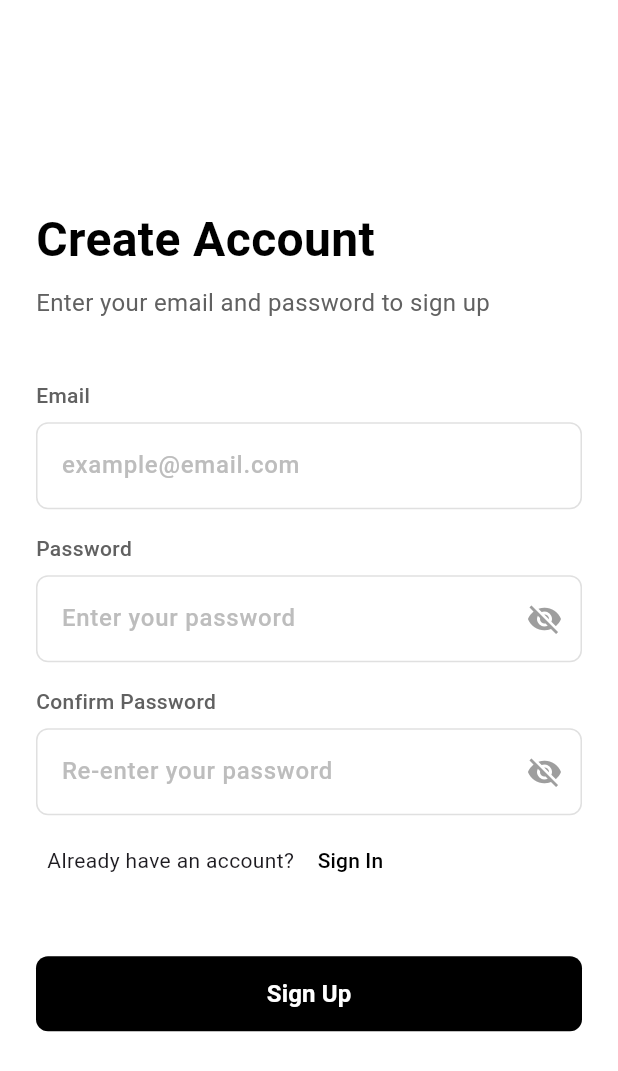
After one commit to Insaf-Finser/Transfer-an-Messaging-App, a Flutter app: the SignUp screen opened directly, on a phone screen of 412 x 824 dp. The commit adds this screen. Shown: the top 1071 px of the screen. Run offline on Flutter 3.47's test engine with Material 3 defaults, Android fonts, the phone set to English and light mode, and no system bars; our stand-ins replace firebase_auth, firebase_core, lottie, pin_code_fields, rive; accounts and stored records are empty.

Commit message:
Sign up and fixes

```diff
--- /dev/null
+++ b/lib/presentaion/GetStarted/signup.dart
@@ -0,0 +1,298 @@
+import 'package:flutter/material.dart';
+import 'package:transfer/services/auth/auth.dart';
+
+class SignUp extends StatefulWidget {
+  const SignUp({super.key});
+
+  @override
+  State<SignUp> createState() => _SignUpState();
+}
+
+class _SignUpState extends State<SignUp> {
+  final TextEditingController emailController = TextEditingController();
+  final TextEditingController passwordController = TextEditingController();
+  final TextEditingController confirmPasswordController = TextEditingController();
+  final FocusNode _emailFocusNode = FocusNode();
+  final FocusNode _passwordFocusNode = FocusNode();
+  final FocusNode _confirmPasswordFocusNode = FocusNode();
+  bool isPasswordVisible = false;
+  bool isConfirmPasswordVisible = false;
+
+  @override
+  void dispose() {
+    emailController.dispose();
+    passwordController.dispose();
+    confirmPasswordController.dispose();
+    _emailFocusNode.dispose();
+    _passwordFocusNode.dispose();
+    _confirmPasswordFocusNode.dispose();
+    super.dispose();
+  }
+
+  @override
+  Widget build(BuildContext context) {
+    return Scaffold(
+      backgroundColor: Colors.white,
+
+      body: SafeArea(
+        child: Padding(
+          padding: const EdgeInsets.symmetric(horizontal: 24.0),
+          child: Column(
+            mainAxisAlignment: MainAxisAlignment.center,
+            crossAxisAlignment: CrossAxisAlignment.start,
+            children: [
+              const Text(
+                'Create Account',
+                style: TextStyle(
+                  fontSize: 32,
+                  fontWeight: FontWeight.bold,
+                  color: Colors.black,
+                ),
+              ),
+              const SizedBox(height: 8),
+              Text(
+                'Enter your email and password to sign up',
+                style: TextStyle(
+                  fontSize: 16,
+                  color: Colors.grey[700],
+                ),
+              ),
+              const SizedBox(height: 40),
+              // Email input
+              Text(
+                'Email',
+                style: TextStyle(
+                  fontSize: 14,
+                  color: Colors.grey[700],
+                  fontWeight: FontWeight.w500,
+                ),
+              ),
+              const SizedBox(height: 8),
+              Container(
+                decoration: BoxDecoration(
+                  border: Border.all(
+                    color: _emailFocusNode.hasFocus
+                        ? Colors.black
+                        : Colors.grey[300]!,
+                    width: _emailFocusNode.hasFocus ? 2 : 1,
+                  ),
+                  borderRadius: BorderRadius.circular(8),
+                ),
+                child: TextField(
+                  controller: emailController,
+                  focusNode: _emailFocusNode,
+                  decoration: InputDecoration(
+                    border: InputBorder.none,
+                    hintText: 'example@email.com',
+                    hintStyle: TextStyle(
+                      color: Colors.grey[400],
+                    ),
+                    contentPadding: const EdgeInsets.symmetric(
+                      horizontal: 16,
+                      vertical: 16,
+                    ),
+                  ),
+                  style: const TextStyle(
+                    fontSize: 16,
+                    fontWeight: FontWeight.w500,
+                  ),
+                  keyboardType: TextInputType.emailAddress,
+                ),
+              ),
+              const SizedBox(height: 16),
+              // Password input
+              Text(
+                'Password',
+                style: TextStyle(
+                  fontSize: 14,
+                  color: Colors.grey[700],
+                  fontWeight: FontWeight.w500,
+                ),
+              ),
+              const SizedBox(height: 8),
+              Container(
+                decoration: BoxDecoration(
+                  border: Border.all(
+                    color: _passwordFocusNode.hasFocus
+                        ? Colors.black
+                        : Colors.grey[300]!,
+                    width: _passwordFocusNode.hasFocus ? 2 : 1,
+                  ),
+                  borderRadius: BorderRadius.circular(8),
+                ),
+                child: TextField(
+                  controller: passwordController,
+                  focusNode: _passwordFocusNode,
+                  decoration: InputDecoration(
+                    border: InputBorder.none,
+                    hintText: 'Enter your password',
+                    hintStyle: TextStyle(
+                      color: Colors.grey[400],
+                    ),
+                    contentPadding: const EdgeInsets.symmetric(
+                      horizontal: 16,
+                      vertical: 16,
+                    ),
+                    suffixIcon: IconButton(
+                      icon: Icon(
+                        isPasswordVisible
+                            ? Icons.visibility
+                            : Icons.visibility_off,
+                        color: Colors.grey,
+                      ),
+                      onPressed: () {
+                        setState(() {
+                          isPasswordVisible = !isPasswordVisible;
+                        });
+                      },
+                    ),
+                  ),
+                  style: const TextStyle(
+                    fontSize: 16,
+                    fontWeight: FontWeight.w500,
+                  ),
+                  obscureText: !isPasswordVisible,
+                ),
+              ),
+              const SizedBox(height: 16),
+              // Confirm Password input
+              Text(
+                'Confirm Password',
+                style: TextStyle(
+                  fontSize: 14,
+                  color: Colors.grey[700],
+                  fontWeight: FontWeight.w500,
+                ),
+              ),
+              const SizedBox(height: 8),
+              Container(
+                decoration: BoxDecoration(
+                  border: Border.all(
+                    color: _confirmPasswordFocusNode.hasFocus
+                        ? Colors.black
+                        : Colors.grey[300]!,
+                    width: _confirmPasswordFocusNode.hasFocus ? 2 : 1,
+                  ),
+                  borderRadius: BorderRadius.circular(8),
+                ),
+                child: TextField(
+                  controller: confirmPasswordController,
+                  focusNode: _confirmPasswordFocusNode,
+                  decoration: InputDecoration(
+                    border: InputBorder.none,
+                    hintText: 'Re-enter your password',
+                    hintStyle: TextStyle(
+                      color: Colors.grey[400],
+                    ),
+                    contentPadding: const EdgeInsets.symmetric(
+                      horizontal: 16,
+                      vertical: 16,
+                    ),
+                    suffixIcon: IconButton(
+                      icon: Icon(
+                        isConfirmPasswordVisible
+                            ? Icons.visibility
+                            : Icons.visibility_off,
+                        color: Colors.grey,
+                      ),
+                      onPressed: () {
+                        setState(() {
+                          isConfirmPasswordVisible = !isConfirmPasswordVisible;
+                        });
+                      },
+                    ),
+                  ),
+                  style: const TextStyle(
+                    fontSize: 16,
+                    fontWeight: FontWeight.w500,
+                  ),
+                  obscureText: !isConfirmPasswordVisible,
+                ),
+              ),
+              SizedBox(height: 6),
+              Row(
+                mainAxisAlignment: MainAxisAlignment.start,
+                children: [
+                  Text('  Already have an account? '),
+                  TextButton(
+                    onPressed: () {
+                      // Handle sign in navigation
+                      Navigator.pop(context);
+                    },
+                    child: const Text(
+                      'Sign In',
+                      style: TextStyle(
+                        color: Colors.black,
+                        fontSize: 14,
+                      ),
+                    ),
+                  )
+                ],
+              ),
+              const SizedBox(height: 40),
+              SizedBox(
+                width: double.infinity,
+                height: 50,
+                child: ElevatedButton(
+                  onPressed: () async{
+                    // Handle sign up logic here
+                    String email = emailController.text.trim();
+                    String password = passwordController.text.trim();
+                    String confirmPassword = confirmPasswordController.text.trim();
+
+                    if (email.isEmpty || password.isEmpty || confirmPassword.isEmpty) {
+                      ScaffoldMessenger.of(context).showSnackBar(
+                        const SnackBar(content: Text('Please fill in all fields')),
+                      );
+                      return;
+                    }
+
+                    if (password != confirmPassword) {
+                      ScaffoldMessenger.of(context).showSnackBar(
+                        const SnackBar(content: Text('Passwords do not match')),
+                      );
+                      return;
+                    }
+
+                    // Proceed with sign up logic (e.g., Firebase Auth)
+                    // ...
+                    final result = await AuthService().createUserWithEmailAndPassword(email, password);
+                    if (!result.success) {
+                      ScaffoldMessenger.of(context).showSnackBar(
+                        SnackBar(content: Text(result.error ?? 'Sign Up Failed')),
+                      );
+                      return;
+                    }
+                    else{
+                      ScaffoldMessenger.of(context).showSnackBar(
+                      const SnackBar(content: Text('Sign Up Successful')),
+                      );
+                      Navigator.pop(context);
+                    }
+
+                     // Navigate back to sign in
+                  },
+                  style: ElevatedButton.styleFrom(
+                    backgroundColor: Colors.black,
+                    shape: RoundedRectangleBorder(
+                      borderRadius: BorderRadius.circular(8),
+                    ),
+                    elevation: 0,
+                  ),
+                  child: const Text(
+                    'Sign Up',
+                    style: TextStyle(
+                      fontSize: 16,
+                      fontWeight: FontWeight.w600,
+                      color: Colors.white,
+                    ),
+                  ),
+                ),
+              ),
+            ],
+          ),
+        ),
+      ),
+    );
+  }
+}
--- a/pubspec.yaml
+++ b/pubspec.yaml
@@ -51,7 +51,7 @@ dev_dependencies:
   # activated in the `analysis_options.yaml` file located at the root of your
   # package. See that file for information about deactivating specific lint
   # rules and activating additional ones.
-  flutter_lints: ^5.0.0
+  flutter_lints: ^6.0.0
 
 
 # For information on the generic Dart part of this file, see the
```
Also changed, not shown: lib/presentaion/GetStarted/getstarted.dart (+20 -0 lines), lib/presentaion/SplashPage/splashpage.dart (+1 -8 lines), lib/presentaion/menu/menu.dart (+40 -3 lines), lib/services/auth/auth.dart (+20 -0 lines), lib/presentaion/Information/info.dart (added), pubspec.lock, 1 other file.
